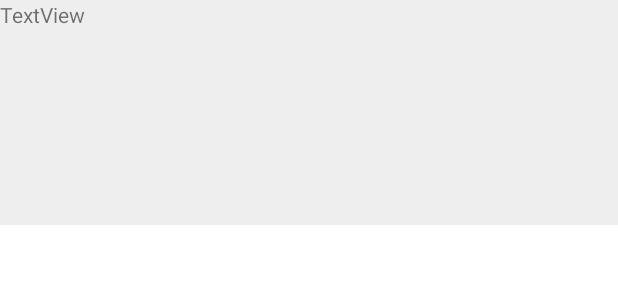
After one commit to Sagardevkota/Smart_Pasal, an Android app: the layout image_slider_layout_item.xml on its own in the app's theme, with its tools: preview values and no code run, on a phone screen of 412 x 824 dp. The commit adds this screen. Shown: the top 300 px of the screen. Run offline under Robolectric (Android 15) with nearby library versions, the phone set to English and light mode, and no system bars; Roboto replaces fonts that are not available here.

Commit message:
Image Slider

```diff
--- a/app/build.gradle
+++ b/app/build.gradle
@@ -32,6 +32,7 @@ dependencies {
     implementation 'androidx.recyclerview:recyclerview:1.2.0-alpha01'
     implementation "androidx.cardview:cardview:1.0.0"
     implementation 'androidx.recyclerview:recyclerview-selection:1.0.0'
+    implementation 'com.github.smarteist:autoimageslider:1.3.5'
 
     implementation 'androidx.preference:preference:1.1.0'
     implementation 'com.squareup.picasso:picasso:2.71828'
--- a/app/src/main/java/com/example/smartpasal/view/LoginActivity.java
+++ b/app/src/main/java/com/example/smartpasal/view/LoginActivity.java
@@ -46,6 +46,7 @@ public class LoginActivity extends AppCompatActivity implements GoogleApiClient.
     public static int Req_code=1000;
     TextInputLayout etEmail;
     TextInputLayout etPassword;
+    String APi_key="";
 
     @Override
     protected void onCreate(Bundle savedInstanceState) {
@@ -171,6 +172,7 @@ public class LoginActivity extends AppCompatActivity implements GoogleApiClient.
                 HttpURLConnection urlConnection = (HttpURLConnection) url.openConnection();
                 //waiting for 7000ms for response
                 urlConnection.setConnectTimeout(7000);//set timeout to 5 seconds
+                urlConnection.setRequestProperty("API_key",APi_key);
 
                 try {
                     //getting the response data
--- a/app/src/main/java/com/example/smartpasal/view/cartActivity.java
+++ b/app/src/main/java/com/example/smartpasal/view/cartActivity.java
@@ -160,6 +160,8 @@ public class cartActivity extends AppCompatActivity {
 
         @Override
         public long getItemId(int position) {
+
+
             return position;
         }
 
--- /dev/null
+++ b/app/src/main/res/layout/image_slider_layout_item.xml
@@ -0,0 +1,23 @@
+<?xml version="1.0" encoding="utf-8"?>
+<RelativeLayout xmlns:android="http://schemas.android.com/apk/res/android"
+    xmlns:app="http://schemas.android.com/apk/res-auto"
+    xmlns:tools="http://schemas.android.com/tools"
+    android:layout_width="match_parent"
+    android:layout_height="wrap_content"
+    android:background="#eee"
+    android:orientation="vertical">
+
+    <TextView
+        android:id="@+id/tv_auto_image_slider"
+        android:layout_width="match_parent"
+        android:layout_height="wrap_content"
+        android:text="TextView"
+        />
+
+    <ImageView
+        android:id="@+id/iv_auto_image_slider"
+        android:layout_width="match_parent"
+        android:layout_height="150dp" />
+
+
+</RelativeLayout>
```
Also changed, not shown: app/src/main/java/com/example/smartpasal/adapter/SliderAdapterExample.java (added, +115 -0 lines), app/src/main/java/com/example/smartpasal/fragment/home.java (+28 -2 lines), app/src/main/java/com/example/smartpasal/model/SliderItems.java (added, +25 -0 lines), app/src/main/res/layout/fragment_home.xml (+23 -0 lines).
